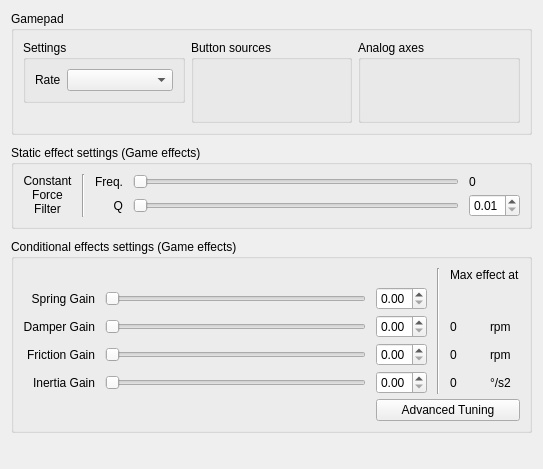
Above: res/ffbclass.ui from Ultrawipf/OpenFFBoard-configurator before the change. Below: the same form after it.
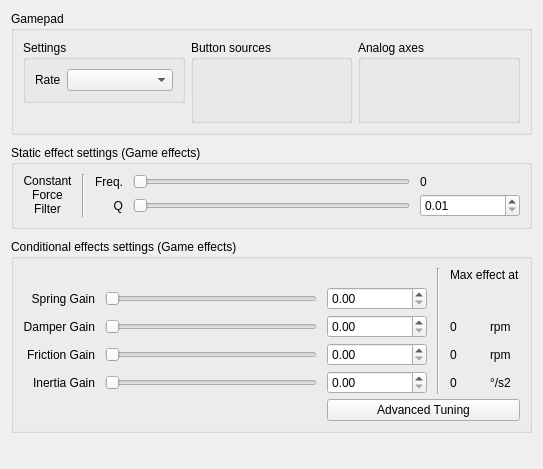
That is the form after the change.

What changed in the file:
```diff
--- a/res/ffbclass.ui
+++ b/res/ffbclass.ui
@@ -215,6 +215,12 @@
       </item>
       <item row="3" column="2">
        <widget class="QDoubleSpinBox" name="doubleSpinBox_friction">
+        <property name="minimumSize">
+         <size>
+          <width>100</width>
+          <height>0</height>
+         </size>
+        </property>
         <property name="keyboardTracking">
          <bool>false</bool>
         </property>
@@ -290,6 +296,12 @@
       </item>
       <item row="4" column="2">
        <widget class="QDoubleSpinBox" name="doubleSpinBox_inertia">
+        <property name="minimumSize">
+         <size>
+          <width>100</width>
+          <height>0</height>
+         </size>
+        </property>
         <property name="keyboardTracking">
          <bool>false</bool>
         </property>
@@ -303,6 +315,12 @@
       </item>
       <item row="1" column="2">
        <widget class="QDoubleSpinBox" name="doubleSpinBox_spring">
+        <property name="minimumSize">
+         <size>
+          <width>100</width>
+          <height>0</height>
+         </size>
+        </property>
         <property name="keyboardTracking">
          <bool>false</bool>
         </property>
@@ -400,6 +418,12 @@
       </item>
       <item row="2" column="2">
        <widget class="QDoubleSpinBox" name="doubleSpinBox_damper">
+        <property name="minimumSize">
+         <size>
+          <width>100</width>
+          <height>0</height>
+         </size>
+        </property>
         <property name="keyboardTracking">
          <bool>false</bool>
         </property>
@@ -476,6 +500,12 @@
       </item>
       <item row="1" column="4">
        <widget class="QDoubleSpinBox" name="doubleSpinBox_CFq">
+        <property name="minimumSize">
+         <size>
+          <width>100</width>
+          <height>0</height>
+         </size>
+        </property>
         <property name="keyboardTracking">
          <bool>false</bool>
         </property>
```
